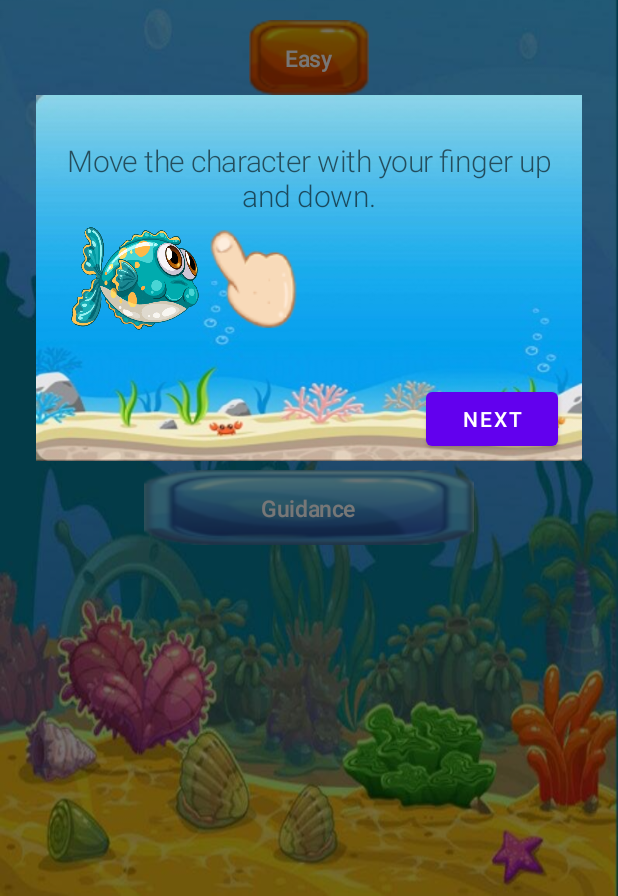
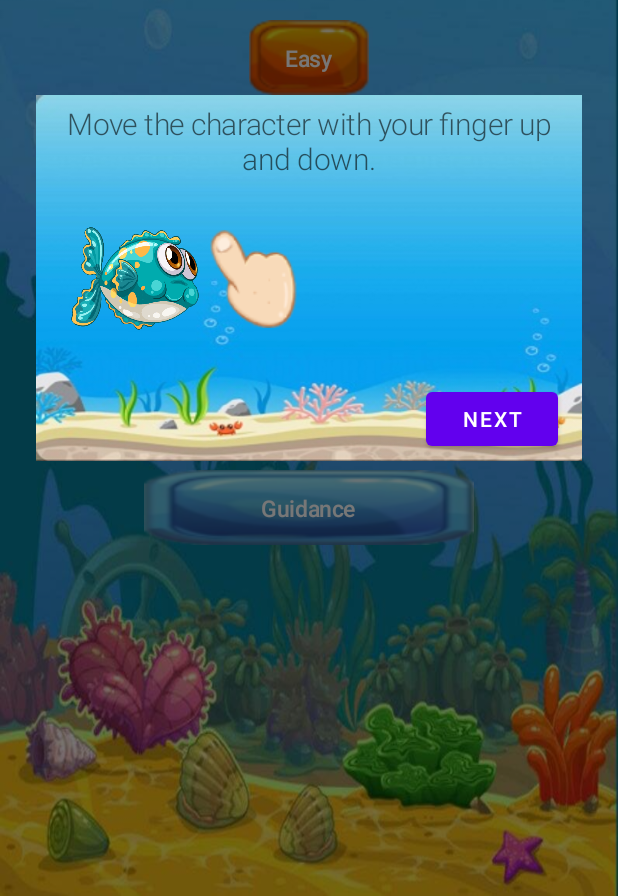
Before and after one commit to yaniv208/UnderTheSea, an Android app: the fragment FirstGuidanceFragment placed in its activity, on a phone screen of 412 x 824 dp, the part 340-1236 px from its top. Run offline under Robolectric (Android 15) with nearby library versions, the phone set to English and light mode, and no system bars.

Commit message:
guidnce fix

```diff
--- a/app/src/main/res/layout/guidance_first.xml
+++ b/app/src/main/res/layout/guidance_first.xml
@@ -31,11 +31,10 @@
             android:text="@string/guide_first"
             android:textAppearance="@style/TextAppearance.MaterialComponents.Headline1"
             android:textSize="20sp"
-            app:layout_constraintBottom_toTopOf="@+id/finger_guidance"
             app:layout_constraintEnd_toEndOf="parent"
             app:layout_constraintHorizontal_bias="0.0"
-            app:layout_constraintStart_toStartOf="parent">
-
+            app:layout_constraintStart_toStartOf="parent"
+            tools:ignore="MissingConstraints">
         </TextView>
 
         <ImageView
--- a/build.gradle
+++ b/build.gradle
@@ -5,7 +5,8 @@ buildscript {
         jcenter()
     }
     dependencies {
-        classpath "com.android.tools.build:gradle:4.1.2"
+
+        classpath "com.android.tools.build:gradle:4.1.3"
 
         // NOTE: Do not place your application dependencies here; they belong
         // in the individual module build.gradle files
```
